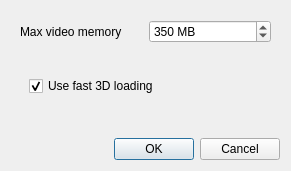
Above: v3d_main/neuron_annotator/gui/PreferencesNa.ui from CBL-ORION/Vaa3D-mirror before the change. Below: the same form after it.
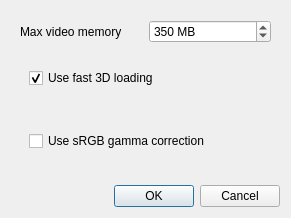
That is the form after the change.

Commit message: Fast load now checks for which files are actually present before starting a load sequence. Fast load now approximates 16-bit data if only 8-bit data are present. Texture loads that failed to acquire a read lock are now retried with each paintGL() Added sRGB preference to preferences dialog (not implemented yet)

Diff of the .ui file:
```diff
--- a/v3d_main/neuron_annotator/gui/PreferencesNa.ui
+++ b/v3d_main/neuron_annotator/gui/PreferencesNa.ui
@@ -7,7 +7,7 @@
     <x>0</x>
     <y>0</y>
     <width>291</width>
-    <height>171</height>
+    <height>218</height>
    </rect>
   </property>
   <property name="windowTitle">
@@ -74,6 +74,19 @@
           </layout>
          </widget>
         </item>
+        <item>
+         <widget class="QWidget" name="widget_2" native="true">
+          <layout class="QHBoxLayout" name="horizontalLayout_3">
+           <item>
+            <widget class="QCheckBox" name="srgbCheckBox">
+             <property name="text">
+              <string>Use sRGB gamma correction</string>
+             </property>
+            </widget>
+           </item>
+          </layout>
+         </widget>
+        </item>
        </layout>
       </widget>
      </item>
```
The commit also changes 14 other files.
